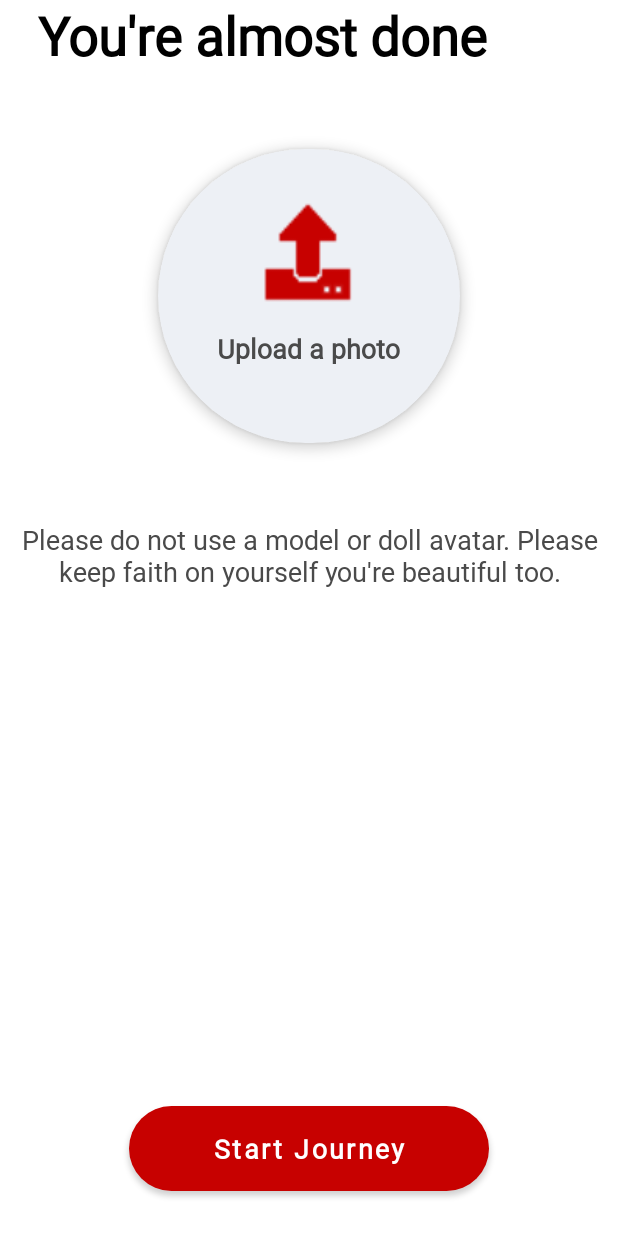
After one commit to anikrakib/BloodDonation, an Android app: the fragment UploadImageFragment shown on its own in the app's theme, on a phone screen of 412 x 824 dp. The commit adds this screen. Run offline under Robolectric (Android 15) with nearby library versions, the phone set to English and light mode, and no system bars.

Commit message:
UploadImageFragment design Complete

```diff
--- a/app/src/main/java/com/anikrakib/blooddonation/Fragment/AgeFragment.java
+++ b/app/src/main/java/com/anikrakib/blooddonation/Fragment/AgeFragment.java
@@ -81,11 +81,11 @@ public class AgeFragment extends Fragment {
             SignUpActivity.userDataModel.setYear((year-age));
             Log.d("data","Address:--"+SignUpActivity.userDataModel.toString());
 
-//            AgeFragment ageFragment = new AgeFragment();
-//            assert getFragmentManager() != null;
-//            getFragmentManager().beginTransaction()
-//                    .replace(SignUpActivity.activitySignUpBinding.container.getId(),ageFragment)
-//                    .commit();
+            UploadImageFragment uploadImageFragment = new UploadImageFragment();
+            assert getFragmentManager() != null;
+            getFragmentManager().beginTransaction()
+                    .replace(SignUpActivity.activitySignUpBinding.container.getId(),uploadImageFragment)
+                    .commit();
 
             Log.d("data","ALL Data:--"+ SignUpActivity.userDataModel.toString());
         });
--- /dev/null
+++ b/app/src/main/java/com/anikrakib/blooddonation/Fragment/UploadImageFragment.java
@@ -0,0 +1,31 @@
+package com.anikrakib.blooddonation.Fragment;
+
+import android.os.Bundle;
+
+import androidx.fragment.app.Fragment;
+
+import android.view.LayoutInflater;
+import android.view.View;
+import android.view.ViewGroup;
+
+import com.anikrakib.blooddonation.R;
+import com.anikrakib.blooddonation.databinding.FragmentUploadImageBinding;
+
+public class UploadImageFragment extends Fragment {
+    FragmentUploadImageBinding fragmentUploadImageBinding;
+    @Override
+    public void onCreate(Bundle savedInstanceState) {
+        super.onCreate(savedInstanceState);
+    }
+
+    @Override
+    public View onCreateView(LayoutInflater inflater, ViewGroup container,
+                             Bundle savedInstanceState) {
+        // Inflate the layout for this fragment
+        fragmentUploadImageBinding = FragmentUploadImageBinding.inflate(getLayoutInflater());
+
+
+
+        return fragmentUploadImageBinding.getRoot();
+    }
+}
--- /dev/null
+++ b/app/src/main/res/layout/fragment_upload_image.xml
@@ -0,0 +1,95 @@
+<?xml version="1.0" encoding="utf-8"?>
+<androidx.constraintlayout.widget.ConstraintLayout xmlns:android="http://schemas.android.com/apk/res/android"
+    xmlns:tools="http://schemas.android.com/tools"
+    android:layout_width="match_parent"
+    android:layout_height="match_parent"
+    xmlns:app="http://schemas.android.com/apk/res-auto"
+    tools:context=".Fragment.AboutYouFragment"
+    tools:targetApi="lollipop"
+    tools:ignore="HardcodedText,ContentDescription" >
+
+    <LinearLayout
+        android:layout_width="match_parent"
+        android:layout_height="0dp"
+        android:layout_marginStart="@dimen/margin_10dp"
+        android:layout_marginEnd="@dimen/margin_10dp"
+        android:gravity="center"
+        android:orientation="vertical"
+        app:layout_constraintBottom_toTopOf="@+id/nextButton"
+        app:layout_constraintEnd_toEndOf="parent"
+        app:layout_constraintStart_toStartOf="parent"
+        app:layout_constraintTop_toTopOf="parent">
+
+        <TextView
+            android:layout_width="match_parent"
+            android:layout_height="wrap_content"
+            android:text="You're almost done"
+            android:textStyle="bold"
+            android:textSize="35sp"
+            android:layout_marginStart="@dimen/margin_15dp"
+            android:layout_marginEnd="@dimen/margin_15dp"
+            android:textColor="@color/primaryTextColor"/>
+
+        <androidx.cardview.widget.CardView
+            android:id="@+id/genderMale"
+            android:layout_width="@dimen/margin_300dp"
+            android:layout_height="@dimen/margin_300dp"
+            app:cardBackgroundColor="@color/textBoxBackgroundColor"
+            app:cardCornerRadius="150dp"
+            android:elevation="@dimen/margin_5dp"
+            app:cardElevation="5dp"
+            android:foreground="?android:attr/selectableItemBackground"
+            android:outlineAmbientShadowColor="@color/black"
+            app:cardUseCompatPadding="true"
+            app:contentPadding="1dp">
+
+            <LinearLayout
+                android:layout_width="match_parent"
+                android:layout_height="match_parent"
+                android:gravity="center"
+                android:orientation="vertical">
+
+                <ImageView
+                    android:id="@+id/imageView"
+                    android:layout_width="80dp"
+                    android:layout_height="80dp"
+                    android:scaleType="fitXY"
+                    android:src="@drawable/upload_icon"
+                    app:tint="@color/primaryColor" />
+
+                <TextView
+                    android:id="@+id/male"
+                    android:layout_width="wrap_content"
+                    android:layout_height="wrap_content"
+                    android:text="Upload a photo"
+                    android:textColor="@color/secondaryTextColor"
+                    android:textSize="@dimen/text_size_18sp"
+                    android:textStyle="bold"
+                    android:layout_marginTop="@dimen/margin_10dp"
+                    android:layout_marginBottom="@dimen/margin_20dp"/>
+
+            </LinearLayout>
+
+        </androidx.cardview.widget.CardView>
+
+        <TextView
+            android:layout_width="match_parent"
+            android:layout_height="wrap_content"
+            android:text="@string/uploadImageHints"
+            android:textColor="@color/secondaryTextColor"
+            android:gravity="center"
+            android:textSize="@dimen/text_size_18sp" />
+
+    </LinearLayout>
+
+    <Button
+        android:id="@+id/startJourneyButton"
+        style="@style/fragmentNextButtonStyle"
+        android:layout_width="@dimen/fragment_next_button_width"
+        android:layout_height="wrap_content"
+        android:text="Start Journey"
+        app:layout_constraintBottom_toBottomOf="parent"
+        app:layout_constraintEnd_toEndOf="parent"
+        app:layout_constraintStart_toStartOf="parent" />
+
+</androidx.constraintlayout.widget.ConstraintLayout>
--- a/app/src/main/res/values/strings.xml
+++ b/app/src/main/res/values/strings.xml
@@ -5,4 +5,14 @@
     <string name="contactInformationHints">Please provide correct phone no. This information will keep safe</string>
     <string name="bloodGroupHints">Your blood group need to be accurate. If you don\'t know about it please contact nearest clinic</string>
     <string name="weightHints">Note: you can not donate blood if you\'re under weight minimum weight for donation requirement <b>50KG</b></string>
+    <string name="addressHints">Please provide correct address. This information will keep safe</string>
+    <string name="number_picker_formatter">%2d</string>
+    <!-- Font -->
+    <string name="roboto_regular">sans-serif</string>
+    <string name="roboto_light">sans-serif-light</string>
+    <string name="roboto_condensed">sans-serif-condensed</string>
+    <string name="roboto_thin">sans-serif-thin</string>
+    <string name="roboto_medium">sans-serif-medium</string>
+    <string name="sofia_soft">sofia-soft</string>
+    <string name="uploadImageHints">Please do not use a model or doll avatar. Please keep faith on yourself you\'re beautiful too.</string>
 </resources>
```
Also changed, not shown: app/src/main/res/drawable-v24/upload_icon.webp (added).
